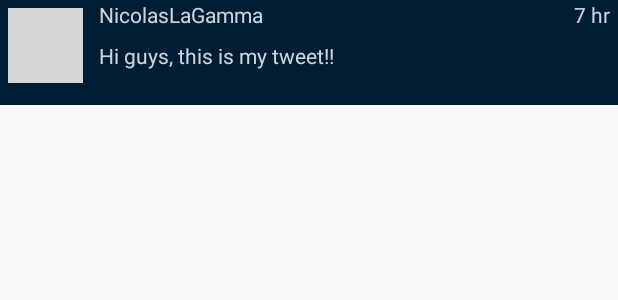
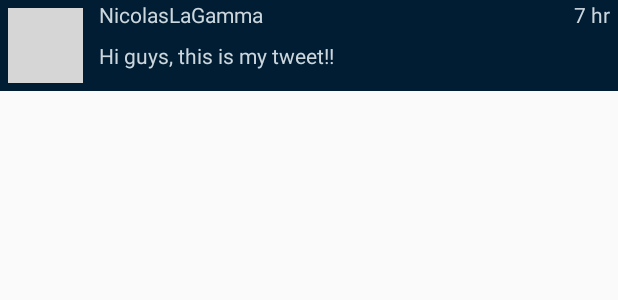
Before and after one commit to kathlynk/SimpleTweet-11, an Android app: the layout item_tweet.xml on its own in the app's theme, with its tools: preview values and no code run, on a phone screen of 412 x 824 dp. Shown: the top 300 px of the screen. Run offline under Robolectric (Android 15) with nearby library versions, the phone set to English and light mode, and no system bars; grey boxes are pictures that could not be loaded.

```diff
--- a/app/src/main/res/layout/item_tweet.xml
+++ b/app/src/main/res/layout/item_tweet.xml
@@ -5,7 +5,7 @@
     <RelativeLayout
         android:id="@+id/container"
         android:layout_width="match_parent"
-        android:layout_height="70dp"
+        android:layout_height="wrap_content"
         android:orientation="vertical"
         android:background="#001D33">
 
@@ -53,5 +53,16 @@
             android:layout_marginEnd="5dp"
             android:textColor="@color/light_gray"
             tools:text="7 hr" />
+
+        <ImageView
+            android:id="@+id/ivMedia"
+            android:layout_width="match_parent"
+            android:layout_height="200dp"
+            android:layout_below="@id/tvBody"
+            android:layout_margin="10dp"
+            android:layout_centerHorizontal="true"
+            android:visibility="gone"
+            tools:srcCompat="@tools:sample/avatars" />
+
     </RelativeLayout>
 </layout>
```
Also changed, not shown: app/src/main/java/com/codepath/apps/restclienttemplate/TweetsAdapter.java (+21 -0 lines).
